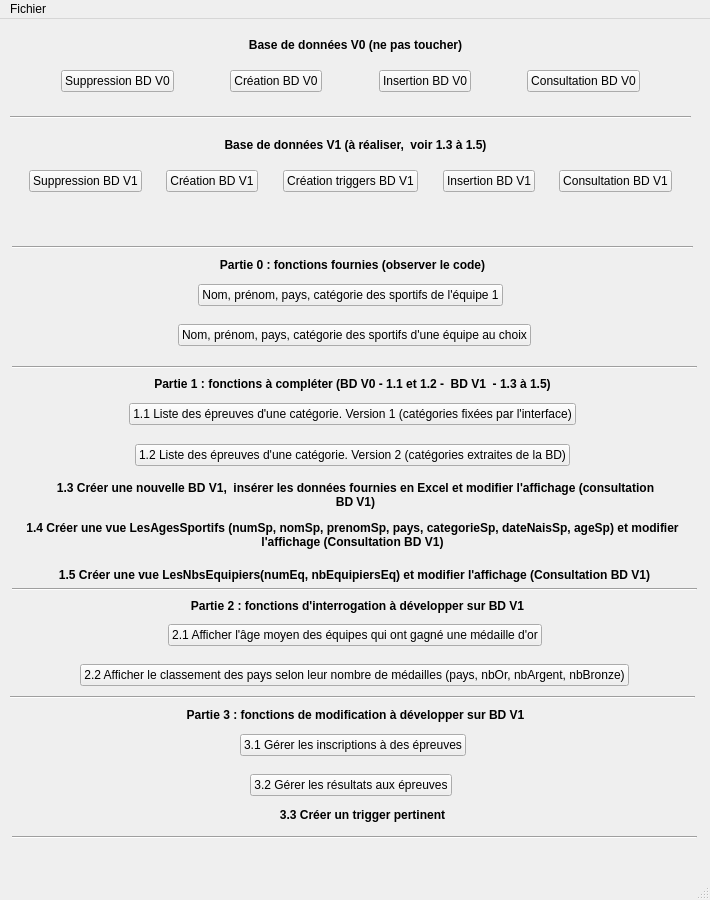
First picture: the form in gui/mainWindow.ui, repository gerarddv/SQL-Python-and-IHM, before the edit.
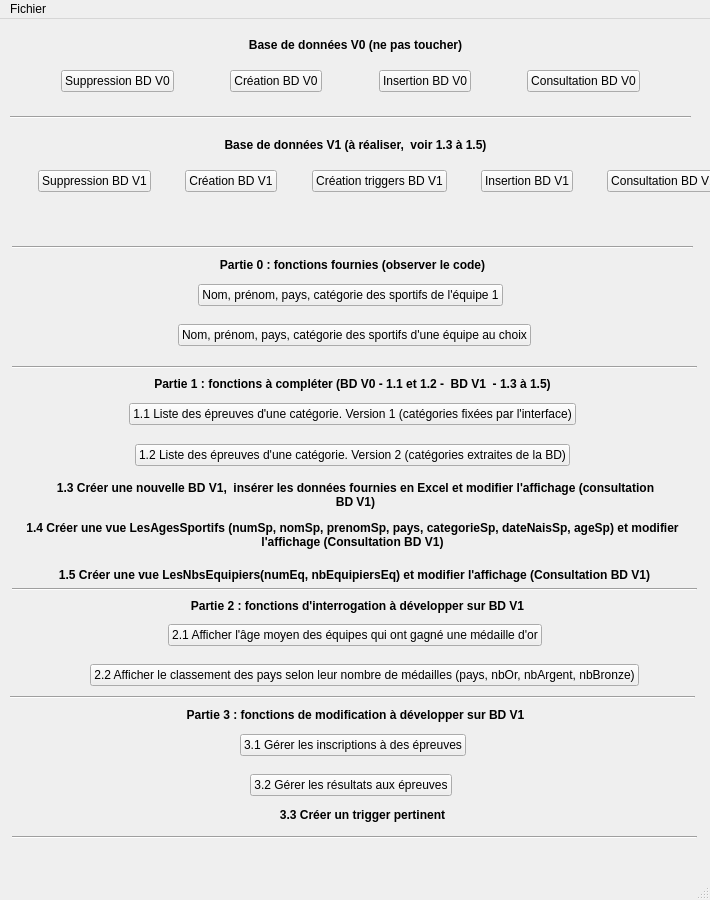
Second picture: the form after the edit.

Diff of the .ui file:
```diff
--- a/gui/mainWindow.ui
+++ b/gui/mainWindow.ui
@@ -538,7 +538,7 @@
      <rect>
       <x>12</x>
       <y>640</y>
-      <width>685</width>
+      <width>705</width>
       <height>32</height>
      </rect>
     </property>
@@ -788,7 +788,7 @@
      <rect>
       <x>10</x>
       <y>140</y>
-      <width>681</width>
+      <width>738</width>
       <height>44</height>
      </rect>
     </property>
```
Left out of the diff: 23 changed lines with no effect on the pictures.
